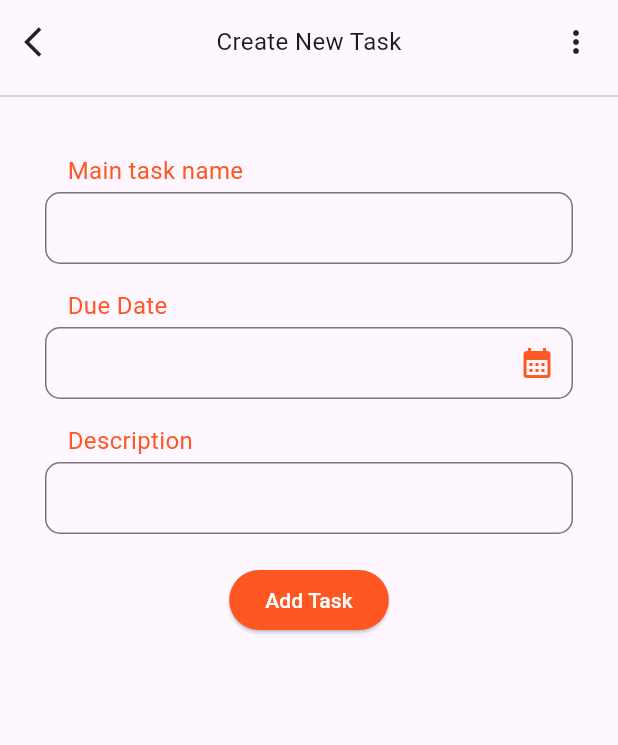
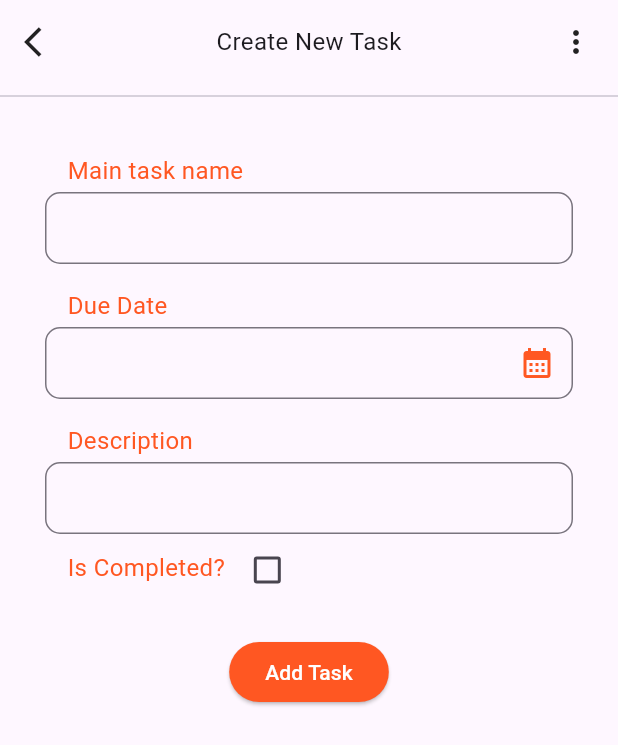
Before and after one commit to NaolAklilu/2023-project-phase-mobile-tasks, a Flutter app: the TodoList screen opened by its route, after a tap on "Create Task", on a phone screen of 412 x 824 dp. Shown: the top 745 px of the screen. Run offline on Flutter 3.47's test engine with Material 2 defaults, Android fonts, the phone set to English and light mode, and no system bars; our stand-ins replace dartz, equatable.

```diff
--- /dev/null
+++ b/on-boarding/todo_app/lib/Todo Task/domain/entities/task_domain.dart
@@ -0,0 +1,13 @@
+class TaskDomain {
+  String name;
+  String duedate;
+  String description;
+  bool isCompleted;
+
+  TaskDomain({
+    required this.name,
+    required this.duedate,
+    required this.description,
+    required this.isCompleted,
+  });
+}
--- /dev/null
+++ b/on-boarding/todo_app/lib/Todo Task/presentation/pages/add_tasks.dart
@@ -0,0 +1,169 @@
+import 'package:flutter/material.dart';
+import 'package:intl/intl.dart';
+import 'package:todo_app/Todo%20Task/domain/entities/task_domain.dart';
+import 'package:todo_app/Todo%20Task/presentation/widgets/app_header.dart';
+
+class AddTask extends StatefulWidget {
+  const AddTask({super.key});
+
+  @override
+  State<AddTask> createState() => _AddTaskState();
+}
+
+class _AddTaskState extends State<AddTask> {
+  TextEditingController nameController = TextEditingController();
+  TextEditingController dueDateController = TextEditingController();
+  TextEditingController descriptionController = TextEditingController();
+  bool isCompleted = false;
+
+  @override
+  Widget build(BuildContext context) {
+    return Scaffold(
+      body: Column(
+        children: [
+          AppHeader("Create New Task"),
+          Divider(),
+          Padding(
+            padding: const EdgeInsets.all(30.0),
+            child: Column(
+              crossAxisAlignment: CrossAxisAlignment.start,
+              children: [
+                Padding(
+                  padding: const EdgeInsets.only(left: 15.0, bottom: 3),
+                  child: Text(
+                    "Main task name",
+                    style: TextStyle(color: Colors.deepOrange, fontSize: 16),
+                  ),
+                ),
+                TextField(
+                    controller: nameController,
+                    decoration: InputDecoration(
+                      contentPadding:
+                          EdgeInsets.fromLTRB(20.0, 10.0, 20.0, 10.0),
+                      border: OutlineInputBorder(
+                          borderRadius: BorderRadius.circular(10.0),
+                          borderSide:
+                              BorderSide(color: Colors.black, width: 2.0)),
+                    ),
+                    onChanged: (v) {
+                      setState(() {
+                        nameController.text = v;
+                      });
+                    }),
+                SizedBox(height: 16),
+                Padding(
+                    padding: const EdgeInsets.only(left: 15.0, bottom: 3),
+                    child: Text(
+                      "Due Date",
+                      style: TextStyle(color: Colors.deepOrange, fontSize: 16),
+                    )),
+                TextField(
+                  controller: dueDateController,
+                  decoration: InputDecoration(
+                    contentPadding: EdgeInsets.fromLTRB(20.0, 10.0, 20.0, 10.0),
+                    border: OutlineInputBorder(
+                        borderRadius: BorderRadius.circular(10.0),
+                        borderSide:
+                            BorderSide(color: Colors.black, width: 2.0)),
+                    suffixIcon: Icon(
+                      Icons.calendar_month,
+                      color: Colors.deepOrange,
+                    ),
+                  ),
+                  readOnly: true,
+                  onTap: () async {
+                    DateTime? pickedDate = await showDatePicker(
+                      context: context,
+                      initialDate: DateTime.now(),
+                      firstDate: DateTime(2000),
+                      lastDate: DateTime(2101),
+                    );
+
+                    if (pickedDate != null) {
+                      print(pickedDate);
+                      String formattedDate =
+                          DateFormat('yyyy-MM-dd').format(pickedDate);
+                      print(formattedDate);
+
+                      setState(() {
+                        dueDateController.text = formattedDate;
+                      });
+                    } else {
+                      print("Date is not selected");
+                    }
+                  },
+                ),
+                SizedBox(height: 16),
+                Padding(
+                  padding: const EdgeInsets.only(left: 15.0, bottom: 3),
+                  child: Text(
+                    "Description",
+                    style: TextStyle(color: Colors.deepOrange, fontSize: 16),
+                  ),
+                ),
+                TextField(
+                  controller: descriptionController,
+                  decoration: InputDecoration(
+                    contentPadding: EdgeInsets.fromLTRB(20.0, 10.0, 20.0, 10.0),
+                    border: OutlineInputBorder(
+                      borderRadius: BorderRadius.circular(10.0),
+                      borderSide: BorderSide(color: Colors.black, width: 2.0),
+                    ),
+                  ),
+                  onChanged: (v) {
+                    setState(() {
+                      descriptionController.text = v;
+                    });
+                  },
+                ),
+                Row(
+                  children: [
+                    SizedBox(height: 16),
+                    Padding(
+                        padding: const EdgeInsets.only(left: 15.0, bottom: 3),
+                        child: Text(
+                          "Is Completed? ",
+                          style:
+                              TextStyle(color: Colors.deepOrange, fontSize: 16),
+                        )),
+                    Checkbox(
+                      value: isCompleted,
+                      onChanged: (bool? value) {
+                        setState(() {
+                          isCompleted = value ?? false;
+                        });
+                      },
+                    ),
+                  ],
+                ),
+                SizedBox(height: 20),
+                Row(
+                  mainAxisAlignment: MainAxisAlignment.center,
+                  children: [
+                    ElevatedButton(
+                      onPressed: () {
+                        Navigator.pop(
+                          context,
+                          TaskDomain(
+                              name: nameController.text,
+                              duedate: dueDateController.text,
+                              description: descriptionController.text,
+                              isCompleted: isCompleted),
+                        );
+                      },
+                      style: ElevatedButton.styleFrom(
+                          backgroundColor: Colors.deepOrange,
+                          foregroundColor: Colors.white // Background color
+                          ),
+                      child: const Text('Add Task'),
+                    ),
+                  ],
+                )
+              ],
+            ),
+          )
+        ],
+      ),
+    );
+  }
+}
--- /dev/null
+++ b/on-boarding/todo_app/lib/Todo Task/presentation/pages/todo_list.dart
@@ -0,0 +1,94 @@
+import 'package:flutter/material.dart';
+import 'package:todo_app/Todo%20Task/domain/entities/task_domain.dart';
+import 'package:todo_app/Todo%20Task/presentation/pages/add_tasks.dart';
+import 'package:todo_app/Todo%20Task/presentation/pages/task_detail.dart';
+import 'package:todo_app/Todo%20Task/presentation/widgets/app_header.dart';
+import 'package:todo_app/Todo%20Task/presentation/widgets/list_item.dart';
+
+class TodoList extends StatefulWidget {
+  const TodoList({super.key});
+
+  @override
+  State<TodoList> createState() => _TodoListState();
+}
+
+class _TodoListState extends State<TodoList> {
+  var tasks = <TaskDomain>[];
+
+  @override
+  Widget build(BuildContext context) {
+    return Scaffold(
+      body: ListView(
+        children: [
+          AppHeader("Todo List"),
+          Column(
+            children: [
+              SizedBox(
+                height: 200,
+                child: Image.asset("assets/images/stict-man1.jpg"),
+              ),
+              Row(
+                mainAxisAlignment: MainAxisAlignment.start,
+                children: [
+                  Padding(
+                    padding: const EdgeInsets.only(left: 25.0),
+                    child: Text("Tasks List",
+                        style: TextStyle(fontWeight: FontWeight.w900)),
+                  )
+                ],
+              ),
+              for (var task in tasks)
+                GestureDetector(
+                  onTap: () {
+                    Navigator.push(
+                      context,
+                      MaterialPageRoute(
+                        builder: (context) => TaskDetail(
+                          task: TaskDomain(
+                              name: task.name,
+                              duedate: task.duedate,
+                              description: task.description,
+                              isCompleted: task.isCompleted),
+                        ),
+                      ),
+                    );
+                  },
+                  child: ListItem(task.name, task.duedate, task.isCompleted),
+                ),
+              SizedBox(
+                height: 20,
+              ),
+              ElevatedButton(
+                onPressed: () async {
+                  final TaskDomain result = await Navigator.push(
+                    context,
+                    MaterialPageRoute(builder: (context) => const AddTask()),
+                  );
+
+                  TaskDomain task = TaskDomain(
+                      name: result.name,
+                      duedate: result.duedate,
+                      description: result.description,
+                      isCompleted: result.isCompleted);
+
+                  setState(() {
+                    tasks.add(task);
+                  });
+                },
+                style: ElevatedButton.styleFrom(
+                  fixedSize: Size(225, 20),
+                  backgroundColor: Colors.deepOrange,
+                  foregroundColor: Colors.white,
+                  shape: RoundedRectangleBorder(
+                    borderRadius: BorderRadius.circular(5),
+                  ),
+                ),
+                child: Text("Create Task"),
+              ),
+            ],
+          )
+        ],
+      ),
+    );
+  }
+}
--- /dev/null
+++ b/on-boarding/todo_app/lib/error/failures.dart
@@ -0,0 +1,5 @@
+import 'package:equatable/equatable.dart';
+
+abstract class Failure extends Equatable {
+  Failure([List properties = const <dynamic>[]]) : super();
+}
--- a/on-boarding/todo_app/lib/main.dart
+++ b/on-boarding/todo_app/lib/main.dart
@@ -1,6 +1,6 @@
 import 'package:flutter/material.dart';
+import 'package:todo_app/Todo%20Task/presentation/pages/on_boarding.dart';
 import 'package:todo_app/routing.dart';
-import 'package:todo_app/screen/on_boarding.dart';
 
 void main() {
   runApp(const MyApp());
--- a/on-boarding/todo_app/lib/screen/add_tasks.dart
+++ /dev/null
@@ -1,99 +0,0 @@
-import 'package:flutter/material.dart';
-import 'package:todo_app/routing.dart';
-import 'package:todo_app/widget/app_header.dart';
-
-class AddTask extends StatelessWidget {
-  const AddTask({super.key});
-
-  @override
-  Widget build(BuildContext context) {
-    return Scaffold(
-      body: Column(
-        children: [
-          AppHeader("Create New Task"),
-          Divider(),
-          Padding(
-            padding: const EdgeInsets.all(30.0),
-            child: Column(
-              crossAxisAlignment: CrossAxisAlignment.start,
-              children: [
-                Padding(
-                  padding: const EdgeInsets.only(left: 15.0, bottom: 3),
-                  child: Text(
-                    "Main task name",
-                    style: TextStyle(color: Colors.deepOrange, fontSize: 16),
-                  ),
-                ),
-                TextField(
-                  decoration: InputDecoration(
-                    contentPadding: EdgeInsets.fromLTRB(20.0, 10.0, 20.0, 10.0),
-                    border: OutlineInputBorder(
-                        borderRadius: BorderRadius.circular(10.0),
-                        borderSide:
-                            BorderSide(color: Colors.black, width: 2.0)),
-                  ),
-                ),
-                SizedBox(height: 16),
-                Padding(
-                    padding: const EdgeInsets.only(left: 15.0, bottom: 3),
-                    child: Text(
-                      "Due Date",
-                      style: TextStyle(color: Colors.deepOrange, fontSize: 16),
-                    )),
-                TextField(
-                  decoration: InputDecoration(
-                    contentPadding: EdgeInsets.fromLTRB(20.0, 10.0, 20.0, 10.0),
-                    border: OutlineInputBorder(
-                        borderRadius: BorderRadius.circular(10.0),
-                        borderSide:
-                            BorderSide(color: Colors.black, width: 2.0)),
-                    suffixIcon: IconButton(
-                      icon: Icon(
-                        Icons.calendar_month,
-                        color: Colors.deepOrange,
-                      ),
-                      onPressed: () {},
-                    ),
-                  ),
-                ),
-                SizedBox(height: 16),
-                Padding(
-                  padding: const EdgeInsets.only(left: 15.0, bottom: 3),
-                  child: Text(
-                    "Description",
-                    style: TextStyle(color: Colors.deepOrange, fontSize: 16),
-                  ),
-                ),
-                TextField(
-                  decoration: InputDecoration(
-                      contentPadding:
-                          EdgeInsets.fromLTRB(20.0, 10.0, 20.0, 10.0),
-                      border: OutlineInputBorder(
-                          borderRadius: BorderRadius.circular(10.0),
-                          borderSide:
-                              BorderSide(color: Colors.black, width: 2.0))),
-                ),
-                SizedBox(height: 20),
-                Row(
-                  mainAxisAlignment: MainAxisAlignment.center,
-                  children: [
-                    ElevatedButton(
-                      onPressed: () {
-                        Navigator.pushNamed(context, Routes.list);
-                      },
-                      style: ElevatedButton.styleFrom(
-                          backgroundColor: Colors.deepOrange,
-                          foregroundColor: Colors.white // Background color
-                          ),
-                      child: const Text('Add Task'),
-                    ),
-                  ],
-                )
-              ],
-            ),
-          )
-        ],
-      ),
-    );
-  }
-}
--- a/on-boarding/todo_app/lib/screen/todo_list.dart
+++ /dev/null
@@ -1,72 +0,0 @@
-import 'package:flutter/material.dart';
-import 'package:todo_app/routing.dart';
-import 'package:todo_app/widget/app_header.dart';
-
-import '../widget/list_item.dart';
-
-class TodoList extends StatelessWidget {
-  const TodoList({super.key});
-
-  @override
-  Widget build(BuildContext context) {
-    return Scaffold(
-      body: Column(
-        children: [
-          AppHeader("Todo List"),
-          Column(
-            children: [
-              SizedBox(
-                height: 200,
-                child: Image.asset("assets/images/stict-man1.jpg"),
-              ),
-              Row(
-                mainAxisAlignment: MainAxisAlignment.start,
-                children: [
-                  Padding(
-                    padding: const EdgeInsets.only(left: 25.0),
-                    child: Text("Tasks List",
-                        style: TextStyle(fontWeight: FontWeight.w900)),
-                  )
-                ],
-              ),
-              GestureDetector(
-                  onTap: () {
-                    Navigator.pushNamed(context, Routes.detail);
-                  },
-                  child: ListItem("UI/UX App Design", "June 1, 2023")),
-              GestureDetector(
-                  onTap: () {
-                    Navigator.pushNamed(context, Routes.detail);
-                  },
-                  child: ListItem("View Candidates", "April 2, 2023")),
-              GestureDetector(
-                  onTap: () {
-                    Navigator.pushNamed(context, Routes.detail);
-                  },
-                  child: ListItem("My App Design", "August 22, 2023")),
-              GestureDetector(
-                  onTap: () {
-                    Navigator.pushNamed(context, Routes.detail);
-                  },
-                  child: ListItem("Add Feature", "April 10, 2023")),
-              SizedBox(height: 20),
-              ElevatedButton(
-                  onPressed: () {
-                    Navigator.pushNamed(context, Routes.addTask);
-                  },
-                  style: ElevatedButton.styleFrom(
-                    fixedSize: Size(225, 20),
-                    backgroundColor: Colors.deepOrange,
-                    foregroundColor: Colors.white,
-                    shape: RoundedRectangleBorder(
-                      borderRadius: BorderRadius.circular(5),
-                    ),
-                  ),
-                  child: Text("Create Task"))
-            ],
-          )
-        ],
-      ),
-    );
-  }
-}
```
Also changed, not shown: on-boarding/todo_app/lib/Todo Task/domain/repositories/todo_app_repository.dart (added, +8 -0 lines), on-boarding/todo_app/lib/Todo Task/domain/usecases/add_task.dart (added, +16 -0 lines), on-boarding/todo_app/lib/Todo Task/domain/usecases/mark_completion.dart (added, +15 -0 lines), on-boarding/todo_app/lib/Todo Task/presentation/pages/task_detail.dart (renamed from on-boarding/todo_app/lib/screen/task_detail.dart, +9 -6 lines), on-boarding/todo_app/lib/Todo Task/presentation/widgets/list_item.dart (renamed from on-boarding/todo_app/lib/widget/list_item.dart, +15 -3 lines), on-boarding/todo_app/lib/routing.dart (+4 -6 lines), on-boarding/todo_app/pubspec.yaml (+10 -0 lines), on-boarding/todo_app/lib/Todo Task/presentation/pages/on_boarding.dart (renamed from on-boarding/todo_app/lib/screen/on_boarding.dart), on-boarding/todo_app/lib/Todo Task/presentation/widgets/app_header.dart (renamed from on-boarding/todo_app/lib/widget/app_header.dart), on-boarding/todo_app/lib/Todo Task/presentation/widgets/item_detail_container.dart (renamed from on-boarding/todo_app/lib/widget/item_detail_container.dart), on-boarding/todo_app/pubspec.lock, 5 other files.
